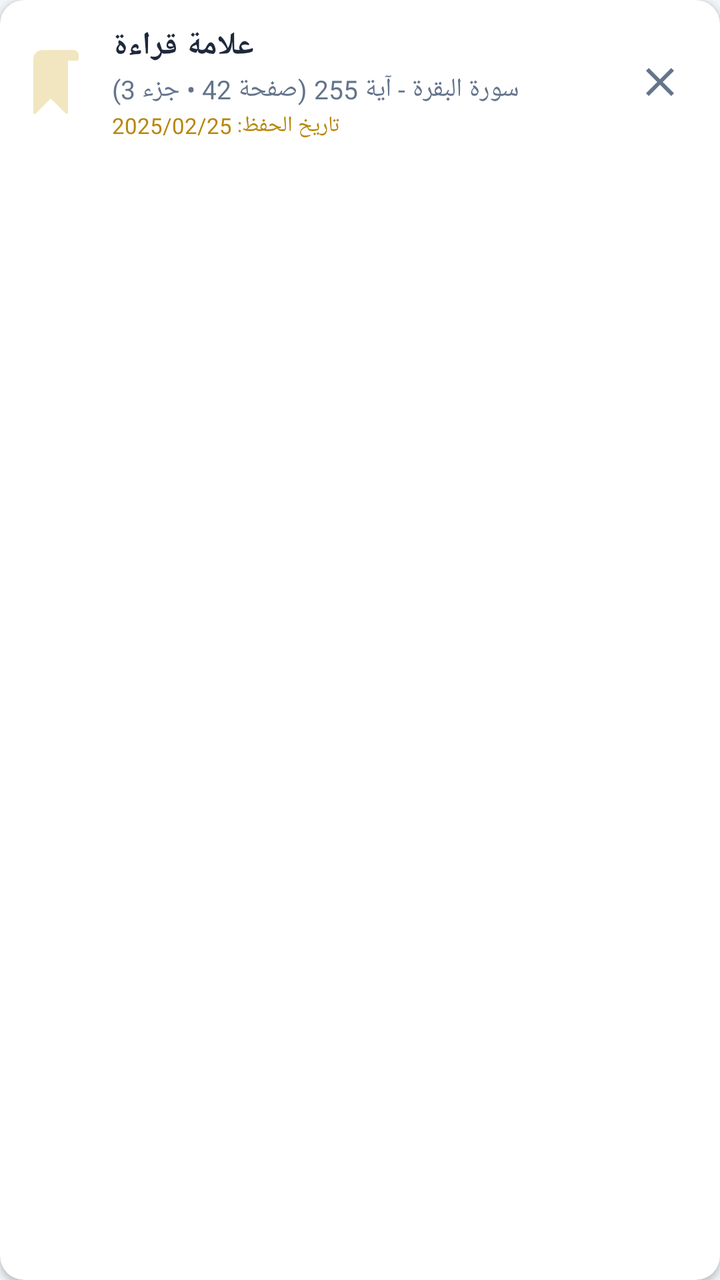
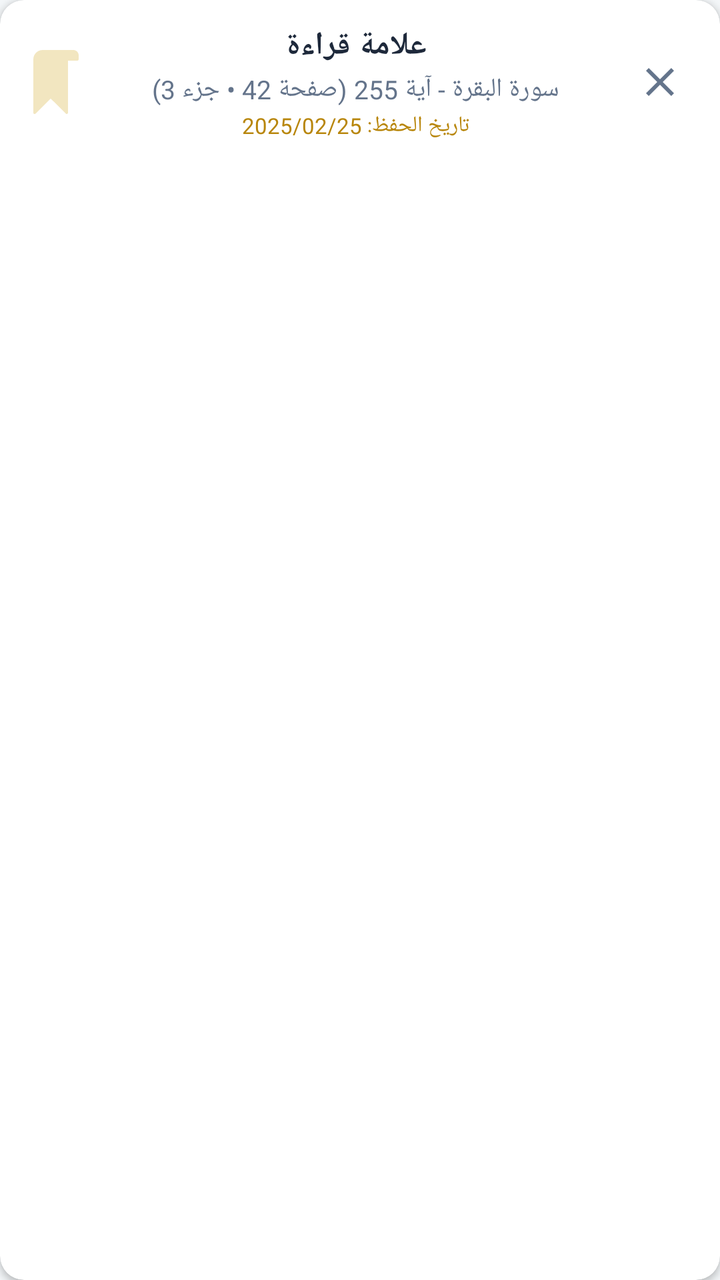

The first picture is an Android layout as it rendered before a commit; the second is the same layout after the commit. The layout source and the unified diff follow.
<!-- AndroidManifest.xml: application theme AppTheme -->
<!-- res/layout/item_bookmark.xml -->
<?xml version="1.0" encoding="utf-8"?>
<androidx.cardview.widget.CardView xmlns:android="http://schemas.android.com/apk/res/android"
    xmlns:app="http://schemas.android.com/apk/res-auto"
    android:layout_width="match_parent"
    android:layout_height="wrap_content"
    android:layout_marginStart="8dp"
    android:layout_marginTop="4dp"
    android:layout_marginEnd="8dp"
    android:layout_marginBottom="4dp"
    app:cardBackgroundColor="@color/card_bg"
    app:cardCornerRadius="12dp"
    app:cardElevation="2dp">

    <LinearLayout
        android:layout_width="match_parent"
        android:layout_height="wrap_content"
        android:gravity="center_vertical"
        android:orientation="horizontal"
        android:padding="12dp">

        <ImageView
            android:layout_width="32dp"
            android:layout_height="32dp"
            android:contentDescription="Bookmark"
            android:src="@drawable/ic_bookmark"
            app:tint="@color/colorAccent" />

        <LinearLayout
            android:layout_width="0dp"
            android:layout_height="wrap_content"
            android:layout_weight="1"
            android:layout_marginStart="12dp"
            android:layout_marginEnd="12dp"
            android:orientation="vertical">

            <TextView
                android:id="@+id/tv_bookmark_name"
                android:layout_width="wrap_content"
                android:layout_height="wrap_content"
                android:text="علامة قراءة"
                android:textColor="@color/text_primary"
                android:textSize="16sp"
                android:textStyle="bold" />

            <TextView
                android:id="@+id/tv_bookmark_details"
                android:layout_width="wrap_content"
                android:layout_height="wrap_content"
                android:layout_marginTop="2dp"
                android:text="سورة البقرة - آية 255 (صفحة 42 • جزء 3)"
                android:textColor="@color/text_secondary"
                android:textSize="13sp" />

            <TextView
                android:id="@+id/tv_bookmark_date"
                android:layout_width="wrap_content"
                android:layout_height="wrap_content"
                android:layout_marginTop="2dp"
                android:text="تاريخ الحفظ: 2025/02/25"
                android:textColor="@color/text_gold"
                android:textSize="11sp" />
        </LinearLayout>

        <ImageButton
            android:id="@+id/btn_delete_bookmark"
            android:layout_width="36dp"
            android:layout_height="36dp"
            android:background="?attr/selectableItemBackgroundBorderless"
            android:contentDescription="Delete"
            android:src="@drawable/ic_close"
            app:tint="@color/text_secondary" />
    </LinearLayout>
</androidx.cardview.widget.CardView>
<!-- resources referenced by this layout -->
<resources>
  <color name="card_bg">#FFFFFF</color>
  <color name="colorAccent">#D4AF37</color>
  <color name="text_gold">#B8860B</color>
  <color name="text_primary">#1E293B</color>
  <color name="text_secondary">#64748B</color>
  <!-- drawable ic_bookmark (drawable) -->
  <vector android:alpha="0.32" android:height="24dp"
      android:viewportHeight="512" android:viewportWidth="512"
      android:width="24dp" xmlns:android="http://schemas.android.com/apk/res/android">
      <path android:fillColor="@color/colorPrimaryDark" android:pathData="M384,0H149.333c-41.237,0 -74.667,33.429 -74.667,74.667v426.667c0.001,4.316 2.603,8.207 6.592,9.856c1.291,0.538 2.676,0.813 4.075,0.811c2.831,0.005 5.548,-1.115 7.552,-3.115l120.448,-120.619C260.48,434.795 325.44,499.2 332.416,507.136c3.261,4.906 9.882,6.24 14.788,2.979c1.775,-1.18 3.155,-2.864 3.964,-4.835c0.687,-1.195 0.978,-2.576 0.832,-3.947v-448c0,-17.673 14.327,-32 32,-32c5.891,0 10.667,-4.776 10.667,-10.667S389.891,0 384,0z"/>
      <path android:fillColor="@color/colorPrimaryDark" android:pathData="M394.667,0L394.667,0c23.564,0 42.667,19.103 42.667,42.667v32c0,5.891 -4.776,10.667 -10.667,10.667H352l0,0V42.667C352,19.103 371.103,0 394.667,0z"/>
  </vector>
  <!-- drawable ic_close (drawable) -->
  <vector xmlns:android="http://schemas.android.com/apk/res/android"
      android:width="24dp"
      android:layout_width="24dp"
      android:height="24dp"
      android:layout_height="24dp"
      android:viewportWidth="24"
      android:viewportHeight="24">
    <path
        android:fillColor="#FF000000"
        android:pathData="M19,6.41L17.59,5 12,10.59 6.41,5 5,6.41 10.59,12 5,17.59 6.41,19 12,13.41 17.59,19 19,17.59 13.41,12z"/>
  </vector>
  <style name="AppTheme" parent="Theme.MaterialComponents.DayNight.NoActionBar">
          
          <item name="colorPrimary">@color/colorPrimary</item>
          <item name="colorPrimaryDark">@color/colorPrimaryDark</item>
          <item name="colorAccent">@color/colorAccent</item>
          <item name="android:statusBarColor">@color/colorPrimaryDark</item>
          <item name="android:windowBackground">@color/bg_main</item>
  
          
          <item name="bg">@color/bg_main</item>
          <item name="cardViewBackground">@color/card_bg</item>
          <item name="primaryTextColor">@color/text_primary</item>
          <item name="SecondaryTextColor">@color/text_secondary</item>
          <item name="btn_bg">@color/colorPrimary</item>
          <item name="mainItemsColor">@color/colorPrimary</item>
      </style>
  <color name="colorPrimaryDark">#083E50</color>
  <color name="colorPrimary">#0D5C75</color>
  <color name="bg_main">#F3F6F8</color>
</resources>

<!-- the commit's change to res/layout/item_bookmark.xml (unified diff, before → after) -->
@@ -27,6 +27,8 @@
 
         <LinearLayout
             android:layout_width="0dp"
+            android:layout_gravity="center"
+            android:gravity="center"
             android:layout_height="wrap_content"
             android:layout_weight="1"
             android:layout_marginStart="12dp"
